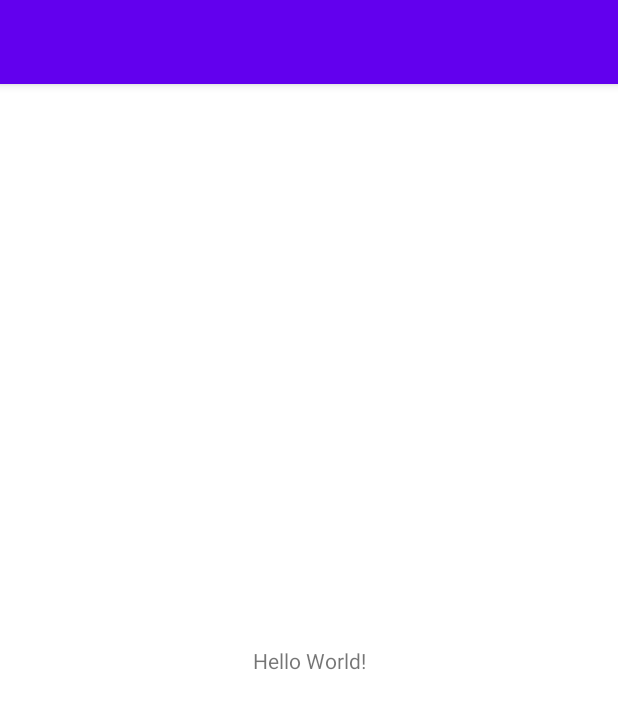
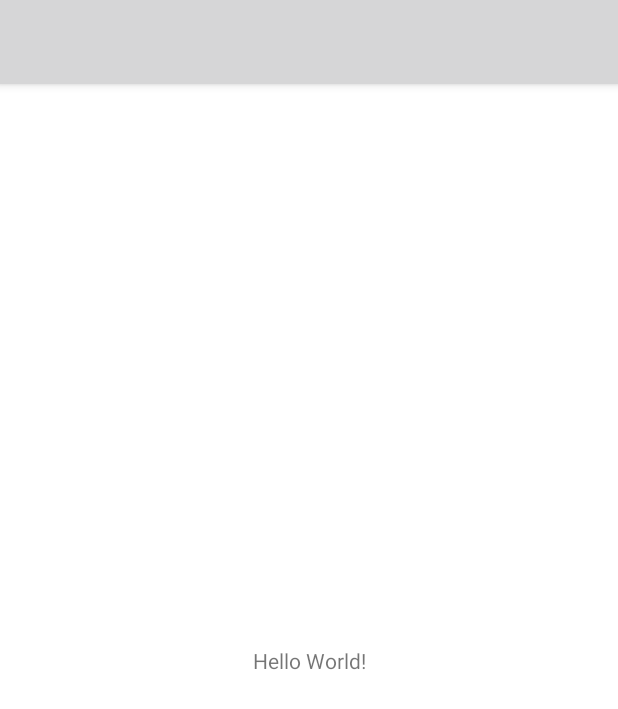
Before and after one commit to mustafa-sab3alarab/Clothing-Suggester, an Android app: the screen it shows after launch (MainActivity), on a phone screen of 412 x 824 dp. Shown: the top 709 px of the screen. Run offline under Robolectric (Android 15) with nearby library versions, the phone set to English and light mode, and no system bars.

Commit message:
add colors

```diff
--- a/app/src/main/res/values/colors.xml
+++ b/app/src/main/res/values/colors.xml
@@ -1,10 +1,15 @@
 <?xml version="1.0" encoding="utf-8"?>
 <resources>
-    <color name="purple_200">#FFBB86FC</color>
-    <color name="purple_500">#FF6200EE</color>
-    <color name="purple_700">#FF3700B3</color>
-    <color name="teal_200">#FF03DAC5</color>
-    <color name="teal_700">#FF018786</color>
+    <color name="primary">#1A1C1E</color>
+    <color name="secondary">#212328</color>
+
     <color name="black">#FF000000</color>
     <color name="white">#FFFFFFFF</color>
+    <color name="background">#1A1C1E</color>
+
+    <color name="tertiary_87">#DEFFFFFF</color>
+    <color name="tertiary_60">#99FFFFFF</color>
+    <color name="tertiary_38">#61FFFFFF</color>
+    <color name="tertiary_10">#1AFFFFFF</color>
+
 </resources>
```
